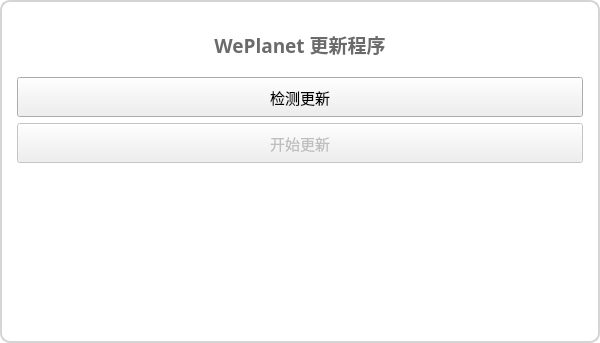
Above: mainwindow.ui from csthenry/autoupdate-for-qt before the change. Below: the same form after it.
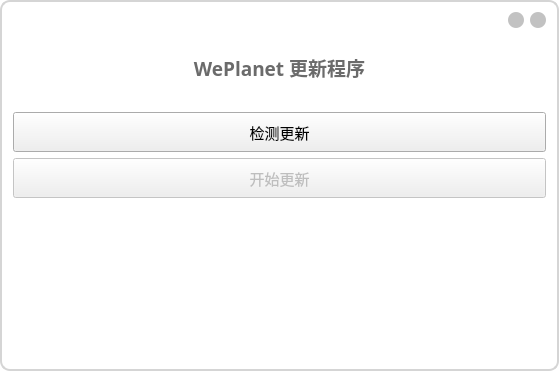
That is the form after the change. Icons and pictures are not drawn.

Commit message: fix: 版本路径；页面布局

The edit to the form file:
```diff
--- a/mainwindow.ui
+++ b/mainwindow.ui
@@ -9,8 +9,8 @@
    <rect>
     <x>0</x>
     <y>0</y>
-    <width>600</width>
-    <height>343</height>
+    <width>559</width>
+    <height>371</height>
    </rect>
   </property>
   <property name="font">
@@ -32,20 +32,106 @@
 }</string>
   </property>
   <widget class="QWidget" name="centralwidget">
-   <layout class="QGridLayout" name="gridLayout_3">
+   <layout class="QGridLayout" name="gridLayout_4">
     <property name="leftMargin">
      <number>2</number>
     </property>
     <property name="topMargin">
-     <number>15</number>
+     <number>10</number>
     </property>
     <property name="rightMargin">
      <number>2</number>
     </property>
     <property name="bottomMargin">
-     <number>15</number>
+     <number>10</number>
     </property>
     <item row="0" column="0">
+     <spacer name="horizontalSpacer">
+      <property name="orientation">
+       <enum>Qt::Horizontal</enum>
+      </property>
+      <property name="sizeHint" stdset="0">
+       <size>
+        <width>494</width>
+        <height>20</height>
+       </size>
+      </property>
+     </spacer>
+    </item>
+    <item row="0" column="1">
+     <layout class="QGridLayout" name="gridLayout_3">
+      <property name="rightMargin">
+       <number>11</number>
+      </property>
+      <item row="0" column="0">
+       <widget class="QPushButton" name="minimumBtn">
+        <property name="sizePolicy">
+         <sizepolicy hsizetype="Minimum" vsizetype="Fixed">
+          <horstretch>0</horstretch>
+          <verstretch>0</verstretch>
+         </sizepolicy>
+        </property>
+        <property name="minimumSize">
+         <size>
+          <width>16</width>
+          <height>16</height>
+         </size>
+        </property>
+        <property name="maximumSize">
+         <size>
+          <width>16</width>
+          <height>16</height>
+         </size>
+        </property>
+        <property name="toolTip">
+         <string>最小化</string>
+        </property>
+        <property name="styleSheet">
+         <string notr="true">QPushButton{background-color:#c2c2c2;border-radius:8px}
+QPushButton:hover {background-color:#f9bf45;border-radius:8px;}
+QPushButton:pressed {background-color:#ffb11b;border-radius:8px;}</string>
+        </property>
+        <property name="text">
+         <string/>
+        </property>
+       </widget>
+      </item>
+      <item row="0" column="1">
+       <widget class="QPushButton" name="closeBtn">
+        <property name="sizePolicy">
+         <sizepolicy hsizetype="Preferred" vsizetype="Fixed">
+          <horstretch>0</horstretch>
+          <verstretch>0</verstretch>
+         </sizepolicy>
+        </property>
+        <property name="minimumSize">
+         <size>
+          <width>16</width>
+          <height>16</height>
+         </size>
+        </property>
+        <property name="maximumSize">
+         <size>
+          <width>16</width>
+          <height>16</height>
+         </size>
+        </property>
+        <property name="toolTip">
+         <string>关闭</string>
+        </property>
+        <property name="styleSheet">
+         <string notr="true">QPushButton{background-color:#c2c2c2;border-radius:8px}
+QPushButton:hover {background-color:#cb4042;border-radius:8px;}
+QPushButton:pressed {background-color:#ab3b3a;border-radius:8px;}</string>
+        </property>
+        <property name="text">
+         <string/>
+        </property>
+       </widget>
+      </item>
+     </layout>
+    </item>
+    <item row="1" column="0" colspan="2">
      <widget class="QGroupBox" name="groupBox">
       <property name="styleSheet">
        <string notr="true">#groupBox{border: 0px; border-image: url(:/resources/headerbg.png);}</string>
@@ -54,6 +140,18 @@
        <string/>
       </property>
       <layout class="QGridLayout" name="gridLayout_2">
+       <property name="leftMargin">
+        <number>11</number>
+       </property>
+       <property name="topMargin">
+        <number>11</number>
+       </property>
+       <property name="rightMargin">
+        <number>11</number>
+       </property>
+       <property name="bottomMargin">
+        <number>11</number>
+       </property>
        <item row="0" column="0">
         <widget class="QLabel" name="label_2">
          <property name="font">
@@ -73,13 +171,16 @@
       </layout>
      </widget>
     </item>
-    <item row="1" column="0">
+    <item row="2" column="0" colspan="2">
      <layout class="QGridLayout" name="gridLayout">
       <property name="leftMargin">
-       <number>15</number>
+       <number>11</number>
+      </property>
+      <property name="topMargin">
+       <number>10</number>
       </property>
       <property name="rightMargin">
-       <number>15</number>
+       <number>11</number>
       </property>
       <item row="0" column="0">
        <widget class="QPushButton" name="chkUpgradeBtn">
```
Left out of the diff: 39 changed lines with no effect on the pictures. The commit also changes 1 other file.
